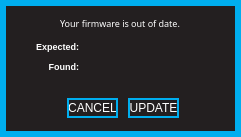
Old version of the form standalone/ezpz/forms/fwoodformWin.ui in the repository Muse-Kinetics/softstep_editor.
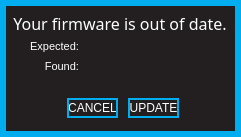
New version of the form.

Commit message: -Made the Basic Editor ui forms look prettier.

```diff
--- a/standalone/ezpz/forms/fwoodformWin.ui
+++ b/standalone/ezpz/forms/fwoodformWin.ui
@@ -203,7 +203,7 @@
       <enum>Qt::NoFocus</enum>
      </property>
      <property name="styleSheet">
-      <string notr="true">font: bold 7pt;</string>
+      <string notr="true">font: 8pt;</string>
      </property>
      <property name="text">
       <string>Expected:</string>
@@ -225,7 +225,7 @@
       <enum>Qt::NoFocus</enum>
      </property>
      <property name="styleSheet">
-      <string notr="true">font: bold 7pt;</string>
+      <string notr="true">font: 8pt;</string>
      </property>
      <property name="text">
       <string>Found:</string>
@@ -245,8 +245,8 @@
      </property>
      <property name="font">
       <font>
-       <family>Futura</family>
-       <pointsize>7</pointsize>
+       <family>Futura-Normal</family>
+       <pointsize>12</pointsize>
        <weight>50</weight>
        <italic>false</italic>
        <bold>false</bold>
@@ -256,7 +256,7 @@
       <enum>Qt::NoFocus</enum>
      </property>
      <property name="styleSheet">
-      <string notr="true"/>
+      <string notr="true">font: 12pt;</string>
      </property>
      <property name="text">
       <string>Your firmware is out of date.</string>
```
Left out of the diff: 15 changed lines with no effect on the pictures. The commit also changes 7 other files.
